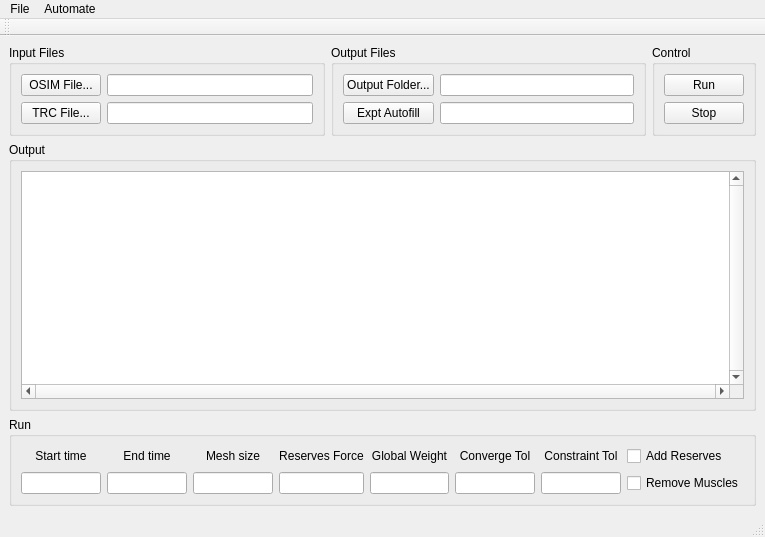
Qt form MainWindow.ui (wol101/MocoTrackQt) before a commit.
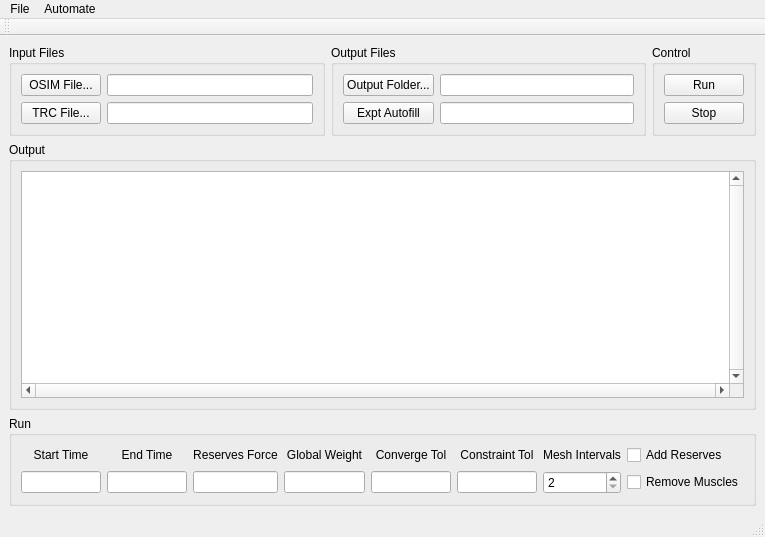
The same form after that commit. Custom widgets are drawn as their Qt base class.

Patch:
```diff
--- a/MainWindow.ui
+++ b/MainWindow.ui
@@ -127,33 +127,36 @@
        <string>Run</string>
       </property>
       <layout class="QGridLayout" name="gridLayout_5">
-       <item row="0" column="1">
-        <widget class="QLabel" name="label_2">
-         <property name="text">
-          <string>End time</string>
-         </property>
-         <property name="alignment">
-          <set>Qt::AlignCenter</set>
-         </property>
-        </widget>
-       </item>
-       <item row="1" column="1">
-        <widget class="LineEditDouble" name="lineEditEndTime"/>
-       </item>
-       <item row="1" column="6">
-        <widget class="LineEditDouble" name="lineEditConstraintTolerance"/>
+       <item row="1" column="4">
+        <widget class="LineEditDouble" name="lineEditConvergenceTolerance"/>
        </item>
        <item row="0" column="0">
         <widget class="QLabel" name="label">
          <property name="text">
-          <string>Start time</string>
+          <string>Start Time</string>
          </property>
          <property name="alignment">
           <set>Qt::AlignCenter</set>
          </property>
         </widget>
        </item>
+       <item row="1" column="2">
+        <widget class="LineEditDouble" name="lineEditReservesForce"/>
+       </item>
        <item row="0" column="5">
+        <widget class="QLabel" name="label_7">
+         <property name="text">
+          <string>Constraint Tol</string>
+         </property>
+         <property name="alignment">
+          <set>Qt::AlignCenter</set>
+         </property>
+        </widget>
+       </item>
+       <item row="1" column="3">
+        <widget class="LineEditDouble" name="lineEditGlobalWeight"/>
+       </item>
+       <item row="0" column="4">
         <widget class="QLabel" name="label_6">
          <property name="text">
           <string>Converge Tol</string>
@@ -163,26 +166,17 @@
          </property>
         </widget>
        </item>
-       <item row="0" column="4">
-        <widget class="QLabel" name="label_5">
+       <item row="0" column="1">
+        <widget class="QLabel" name="label_2">
          <property name="text">
-          <string>Global Weight</string>
+          <string>End Time</string>
          </property>
          <property name="alignment">
           <set>Qt::AlignCenter</set>
          </property>
         </widget>
        </item>
-       <item row="1" column="3">
-        <widget class="LineEditDouble" name="lineEditReservesForce"/>
-       </item>
-       <item row="1" column="5">
-        <widget class="LineEditDouble" name="lineEditConvergenceTolerance"/>
-       </item>
-       <item row="1" column="2">
-        <widget class="LineEditDouble" name="lineEditMeshSize"/>
-       </item>
-       <item row="0" column="3">
+       <item row="0" column="2">
         <widget class="QLabel" name="label_4">
          <property name="text">
           <string>Reserves Force</string>
@@ -193,9 +187,9 @@
         </widget>
        </item>
        <item row="0" column="6">
-        <widget class="QLabel" name="label_7">
+        <widget class="QLabel" name="label_3">
          <property name="text">
-          <string>Constraint Tol</string>
+          <string>Mesh Intervals</string>
          </property>
          <property name="alignment">
           <set>Qt::AlignCenter</set>
@@ -205,19 +199,6 @@
        <item row="1" column="0">
         <widget class="LineEditDouble" name="lineEditStartTime"/>
        </item>
-       <item row="1" column="4">
-        <widget class="LineEditDouble" name="lineEditGlobalWeight"/>
-       </item>
-       <item row="0" column="2">
-        <widget class="QLabel" name="label_3">
-         <property name="text">
-          <string>Mesh size</string>
-         </property>
-         <property name="alignment">
-          <set>Qt::AlignCenter</set>
-         </property>
-        </widget>
-       </item>
        <item row="0" column="7">
         <widget class="QCheckBox" name="checkBoxAddReserves">
          <property name="text">
@@ -225,6 +206,22 @@
          </property>
         </widget>
        </item>
+       <item row="0" column="3">
+        <widget class="QLabel" name="label_5">
+         <property name="text">
+          <string>Global Weight</string>
+         </property>
+         <property name="alignment">
+          <set>Qt::AlignCenter</set>
+         </property>
+        </widget>
+       </item>
+       <item row="1" column="1">
+        <widget class="LineEditDouble" name="lineEditEndTime"/>
+       </item>
+       <item row="1" column="5">
+        <widget class="LineEditDouble" name="lineEditConstraintTolerance"/>
+       </item>
        <item row="1" column="7">
         <widget class="QCheckBox" name="checkBoxRemoveMuscles">
          <property name="text">
@@ -232,6 +229,16 @@
          </property>
         </widget>
        </item>
+       <item row="1" column="6">
+        <widget class="QSpinBox" name="spinBoxMeshIntervals">
+         <property name="minimum">
+          <number>2</number>
+         </property>
+         <property name="maximum">
+          <number>99999</number>
+         </property>
+        </widget>
+       </item>
       </layout>
      </widget>
     </item>
```
Left out of the diff: 1 changed line with no effect on the pictures.
